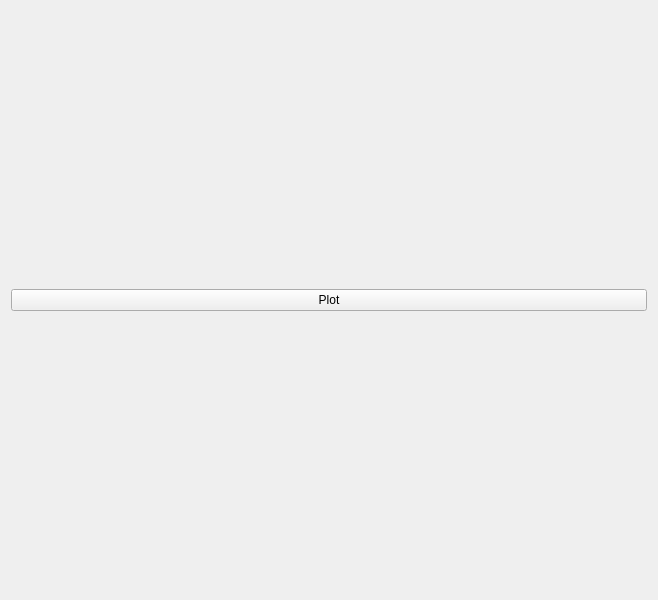
Above: aoPlot.ui from davetbarr/magicplot before the change. Below: the same form after it.
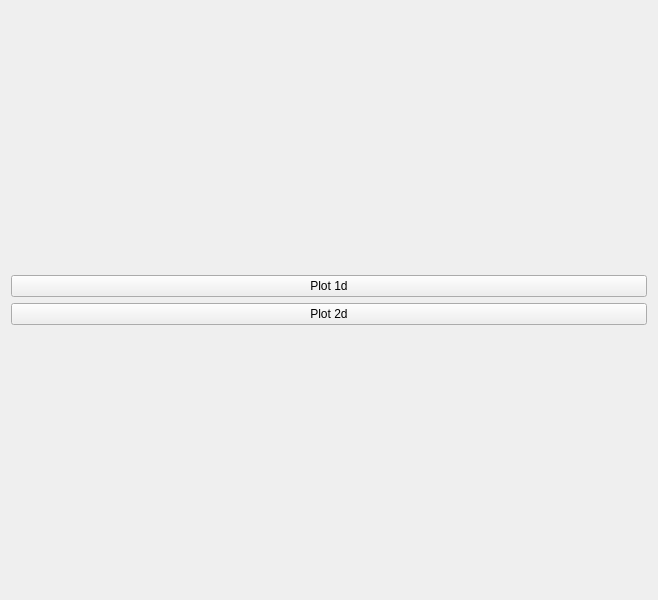
That is the form after the change.

```diff
--- a/aoPlot.ui
+++ b/aoPlot.ui
@@ -19,7 +19,14 @@
      <item>
       <widget class="QPushButton" name="plotSomething">
        <property name="text">
-        <string>Plot</string>
+        <string>Plot 1d</string>
+       </property>
+      </widget>
+     </item>
+     <item>
+      <widget class="QPushButton" name="plotSomething2d">
+       <property name="text">
+        <string>Plot 2d</string>
        </property>
       </widget>
      </item>
```
